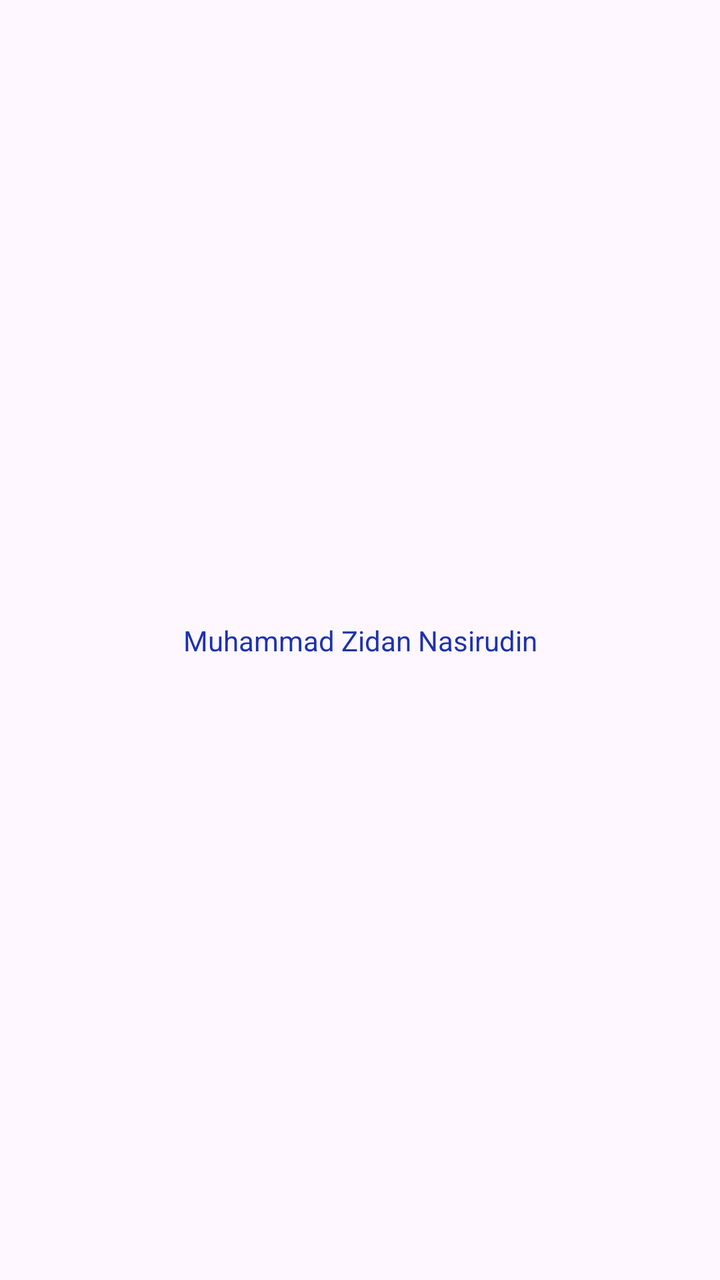
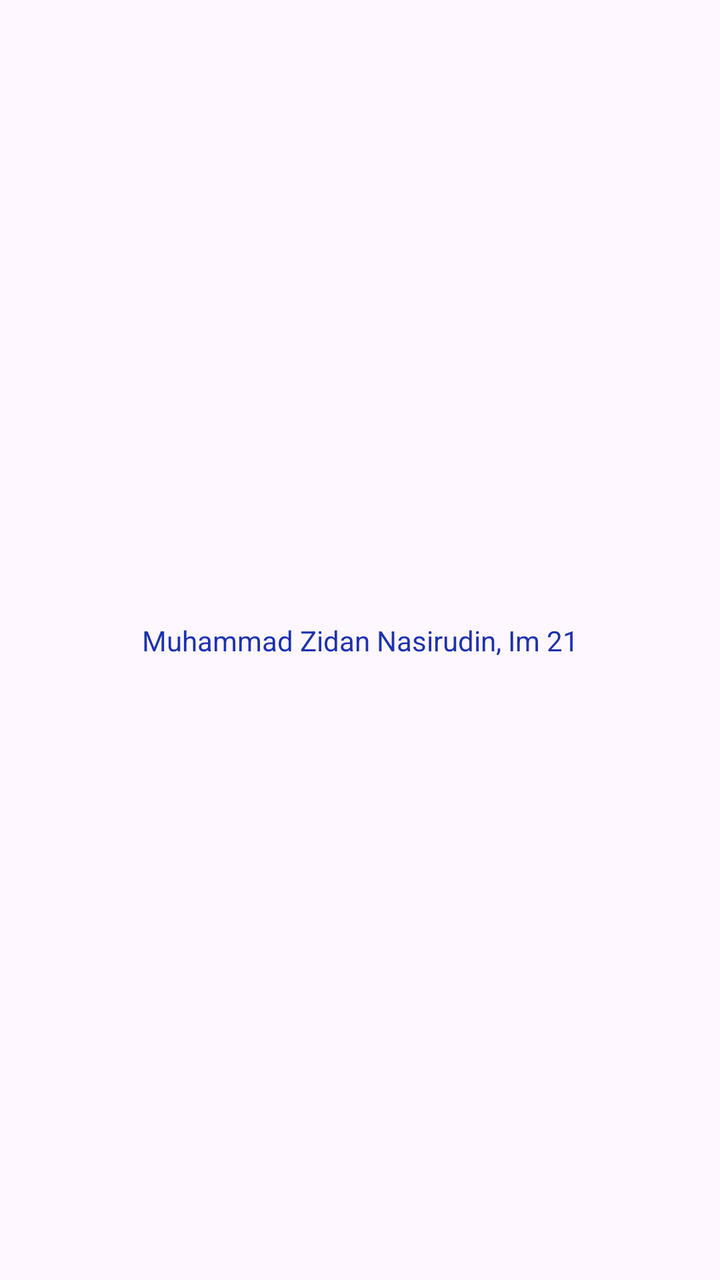

Screens rendered from an Android XML layout before and after an edit, with the pre-edit source and the edit as a unified diff.
<!-- AndroidManifest.xml: application theme Theme.Praktikum1 -->
<!-- res/layout/activity_main.xml -->
<?xml version="1.0" encoding="utf-8"?>
<androidx.constraintlayout.widget.ConstraintLayout xmlns:android="http://schemas.android.com/apk/res/android"
    xmlns:app="http://schemas.android.com/apk/res-auto"
    xmlns:tools="http://schemas.android.com/tools"
    android:id="@+id/main"
    android:layout_width="match_parent"
    android:layout_height="match_parent"
    tools:context=".MainActivity">

    <TextView
        android:layout_width="wrap_content"
        android:layout_height="wrap_content"
        android:text="Muhammad Zidan Nasirudin"
        android:textColor="@color/slain"
        app:layout_constraintBottom_toBottomOf="parent"
        app:layout_constraintEnd_toEndOf="parent"
        app:layout_constraintStart_toStartOf="parent"
        app:layout_constraintTop_toTopOf="parent" />

</androidx.constraintlayout.widget.ConstraintLayout>
<!-- resources referenced by this layout -->
<resources>
  <color name="slain">#1C32AD</color>
  <style name="Theme.Praktikum1" parent="Base.Theme.Praktikum1" />
  <style name="Base.Theme.Praktikum1" parent="Theme.Material3.DayNight.NoActionBar">
          
          
      </style>
</resources>

<!-- the commit's change to res/layout/activity_main.xml (unified diff, before → after) -->
@@ -10,7 +10,7 @@
     <TextView
         android:layout_width="wrap_content"
         android:layout_height="wrap_content"
-        android:text="Muhammad Zidan Nasirudin"
+        android:text="Muhammad Zidan Nasirudin, Im 21"
         android:textColor="@color/slain"
         app:layout_constraintBottom_toBottomOf="parent"
         app:layout_constraintEnd_toEndOf="parent"
